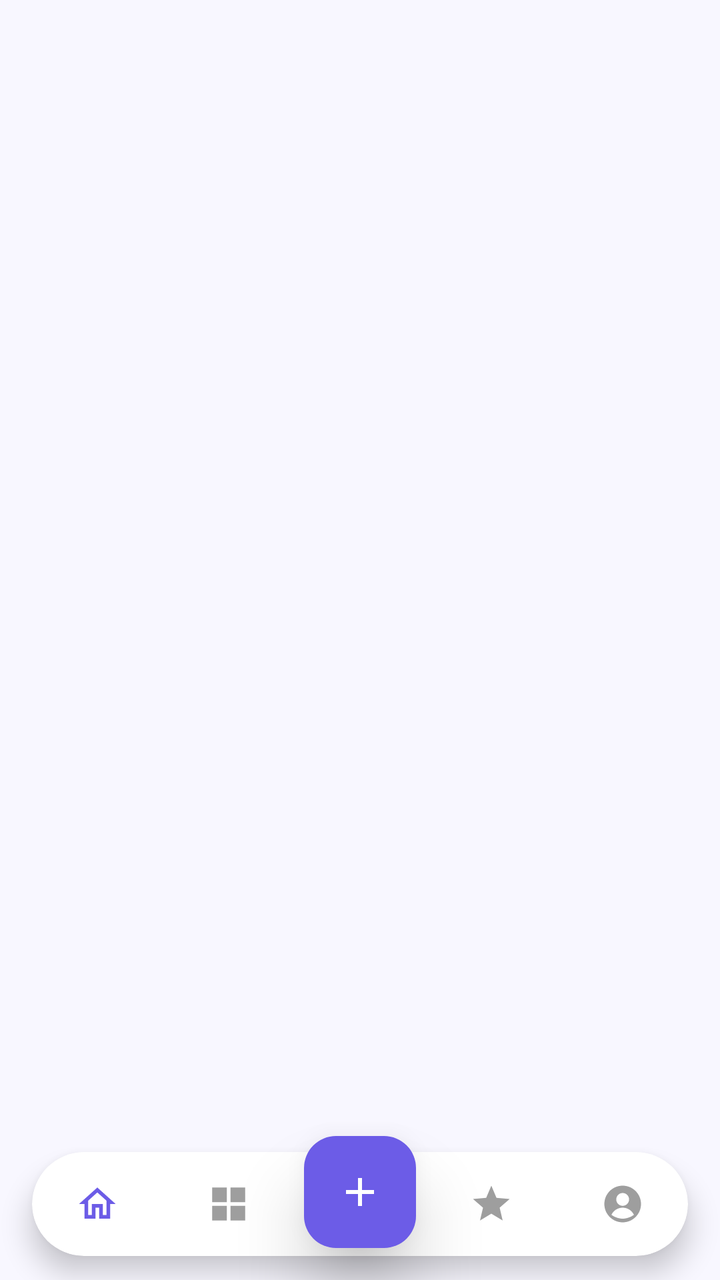
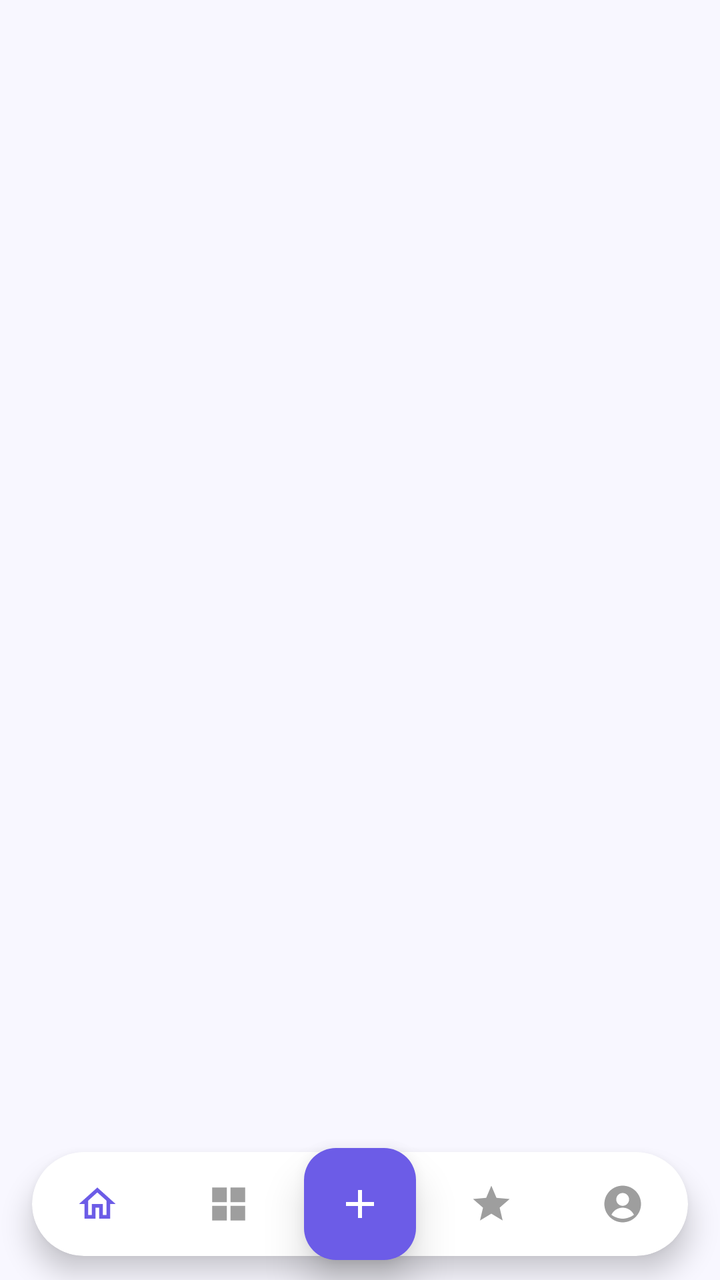

Before-and-after screenshots of an Android layout around one commit, followed by the original layout XML and the change that was made.
<!-- AndroidManifest.xml: application theme Theme.HabitApp -->
<!-- res/layout/activity_main.xml -->
<?xml version="1.0" encoding="utf-8"?>
<androidx.constraintlayout.widget.ConstraintLayout
    xmlns:android="http://schemas.android.com/apk/res/android"
    xmlns:app="http://schemas.android.com/apk/res-auto"
    android:layout_width="match_parent"
    android:layout_height="match_parent"
    android:background="?android:attr/windowBackground">

    <FrameLayout
        android:id="@+id/fragmentContainer"
        android:layout_width="match_parent"
        android:layout_height="0dp"
        app:layout_constraintTop_toTopOf="parent"
        app:layout_constraintBottom_toTopOf="@id/cardBottomNav"
        app:layout_constraintStart_toStartOf="parent"
        app:layout_constraintEnd_toEndOf="parent" />

    <androidx.cardview.widget.CardView
        android:id="@+id/cardBottomNav"
        android:layout_width="match_parent"
        android:layout_height="52dp"
        android:layout_marginHorizontal="16dp"
        android:layout_marginBottom="12dp"
        app:cardCornerRadius="26dp"
        app:cardElevation="8dp"
        app:cardBackgroundColor="@color/white"
        app:layout_constraintBottom_toBottomOf="parent"
        app:layout_constraintStart_toStartOf="parent"
        app:layout_constraintEnd_toEndOf="parent">

        <com.google.android.material.bottomnavigation.BottomNavigationView
            android:id="@+id/bottomNavigation"
            android:layout_width="match_parent"
            android:layout_height="match_parent"
            android:background="@android:color/transparent"
            app:elevation="0dp"
            app:itemIconSize="22dp"
            app:itemIconTint="@color/nav_item_selector"
            app:itemTextColor="@color/nav_item_selector"
            app:itemRippleColor="@null"
            app:labelVisibilityMode="unlabeled"
            app:menu="@menu/bottom_nav_menu" />
    </androidx.cardview.widget.CardView>

    <com.google.android.material.floatingactionbutton.FloatingActionButton
        android:id="@+id/fabAddMain"
        android:layout_width="wrap_content"
        android:layout_height="wrap_content"
        android:layout_marginBottom="12dp"
        android:src="@drawable/ic_plus"
        app:tint="@color/white"
        app:backgroundTint="?attr/colorPrimary"
        app:fabSize="normal"
        android:elevation="20dp"
        app:elevation="20dp"
        app:pressedTranslationZ="12dp"
        app:borderWidth="0dp"
        app:layout_constraintBottom_toBottomOf="@id/cardBottomNav"
        app:layout_constraintStart_toStartOf="@id/cardBottomNav"
        app:layout_constraintEnd_toEndOf="@id/cardBottomNav"
        app:layout_constraintTop_toTopOf="@id/cardBottomNav"
        android:contentDescription="@string/add_new" />

</androidx.constraintlayout.widget.ConstraintLayout>
<!-- resources referenced by this layout -->
<resources>
  <color name="white">#FFFFFFFF</color>
  <!-- drawable ic_plus (drawable) -->
  <?xml version="1.0" encoding="utf-8"?>
  <vector xmlns:android="http://schemas.android.com/apk/res/android"
      android:width="24dp"
      android:height="24dp"
      android:viewportWidth="24"
      android:viewportHeight="24">
      <path
          android:fillColor="#FFFFFF"
          android:pathData="M19,13h-6v6h-2v-6H5v-2h6V5h2v6h6V13z" />
  </vector>
  <string name="add_new">Add New</string>
  <style name="Theme.HabitApp" parent="Theme.Material3.DayNight.NoActionBar">
          <item name="colorPrimary">@color/brand_purple</item>
          <item name="colorOnPrimary">@color/white</item>
          <item name="colorPrimaryContainer">@color/brand_purple_light</item>
          <item name="colorOnPrimaryContainer">@color/brand_purple_dark</item>
          <item name="android:windowBackground">@color/bg_light_purple</item>
          <item name="colorSurface">@color/white</item>
          <item name="colorOnSurface">@color/text_dark</item>
          <item name="colorOutline">#E0E0E0</item>
          <item name="alertDialogTheme">@style/PurpleAlertDialog</item>
  
          
          <item name="android:colorControlActivated">?attr/colorPrimary</item>
          <item name="android:colorControlNormal">#757575</item>
  
          
          <item name="themeDecorationEmoji">✨</item>
      </style>
  <color name="brand_purple">#6C5CE7</color>
  <color name="brand_purple_light">#A29BFE</color>
  <color name="brand_purple_dark">#4834D4</color>
  <color name="bg_light_purple">#F8F7FF</color>
  <color name="text_dark">#2D3436</color>
  <style name="PurpleAlertDialog" parent="Theme.Material3.DayNight.Dialog.Alert">
          <item name="android:windowBackground">@drawable/bg_rounded_dialog</item>
          <item name="colorAccent">?attr/colorPrimary</item>
          <item name="colorPrimary">?attr/colorPrimary</item>
      </style>
  <!-- drawable bg_rounded_dialog (drawable) -->
  <?xml version="1.0" encoding="utf-8"?>
  <inset xmlns:android="http://schemas.android.com/apk/res/android"
      android:insetLeft="16dp"
      android:insetRight="16dp"
      android:insetTop="16dp"
      android:insetBottom="16dp">
      <shape android:shape="rectangle">
          <solid android:color="@color/white" />
          <corners android:radius="24dp" />
          <stroke android:width="1dp" android:color="@color/brand_purple_light" />
      </shape>
  </inset>
</resources>

<!-- the commit's change to res/layout/activity_main.xml (unified diff, before → after) -->
@@ -42,23 +42,24 @@
             app:menu="@menu/bottom_nav_menu" />
     </androidx.cardview.widget.CardView>
 
+    
     <com.google.android.material.floatingactionbutton.FloatingActionButton
         android:id="@+id/fabAddMain"
         android:layout_width="wrap_content"
         android:layout_height="wrap_content"
-        android:layout_marginBottom="12dp"
         android:src="@drawable/ic_plus"
         app:tint="@color/white"
         app:backgroundTint="?attr/colorPrimary"
         app:fabSize="normal"
-        android:elevation="20dp"
-        app:elevation="20dp"
-        app:pressedTranslationZ="12dp"
+        app:elevation="12dp"
+        app:pressedTranslationZ="6dp"
         app:borderWidth="0dp"
         app:layout_constraintBottom_toBottomOf="@id/cardBottomNav"
+        app:layout_constraintTop_toTopOf="@id/cardBottomNav"
         app:layout_constraintStart_toStartOf="@id/cardBottomNav"
         app:layout_constraintEnd_toEndOf="@id/cardBottomNav"
-        app:layout_constraintTop_toTopOf="@id/cardBottomNav"
-        android:contentDescription="@string/add_new" />
+        android:contentDescription="@string/add_new"
+        android:clickable="true"
+        android:focusable="true" />
 
 </androidx.constraintlayout.widget.ConstraintLayout>
